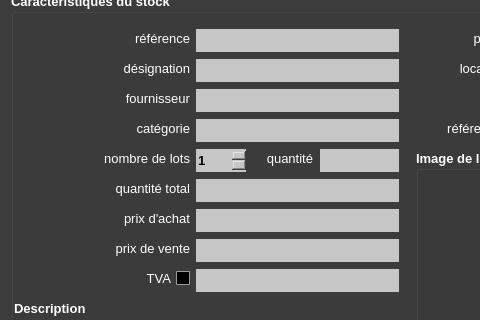
Above: ui/yeroth-erp-entrer-window.ui from xnoumbissinoundou/yeroth-erp-3.0 before the change; both pictures show x 0 to 480 and y 155 to 475 of the 799 by 601 pixel window. Below: the same form after it.
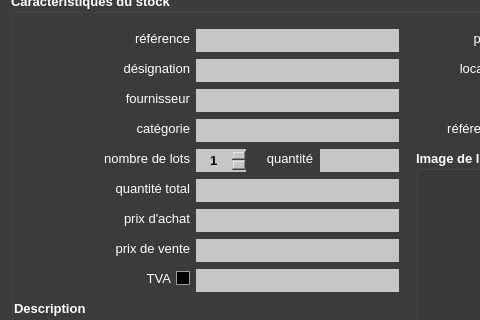
That is the form after the change. Icons and pictures are not drawn. Custom widgets are drawn as their Qt base class.

Commit message: On branch master 	modified:   ui/yeroth-erp-entrer-window.ui

The edit to the form file:
```diff
--- a/ui/yeroth-erp-entrer-window.ui
+++ b/ui/yeroth-erp-entrer-window.ui
@@ -8059,6 +8059,9 @@
       <string notr="true">border: 1px solid rgb(60, 60, 60);
 background-color: rgb(198, 198, 198);</string>
      </property>
+     <property name="alignment">
+      <set>Qt::AlignCenter</set>
+     </property>
      <property name="minimum">
       <number>1</number>
      </property>
```
Left out of the diff: 3 changed lines with no effect on the pictures.
